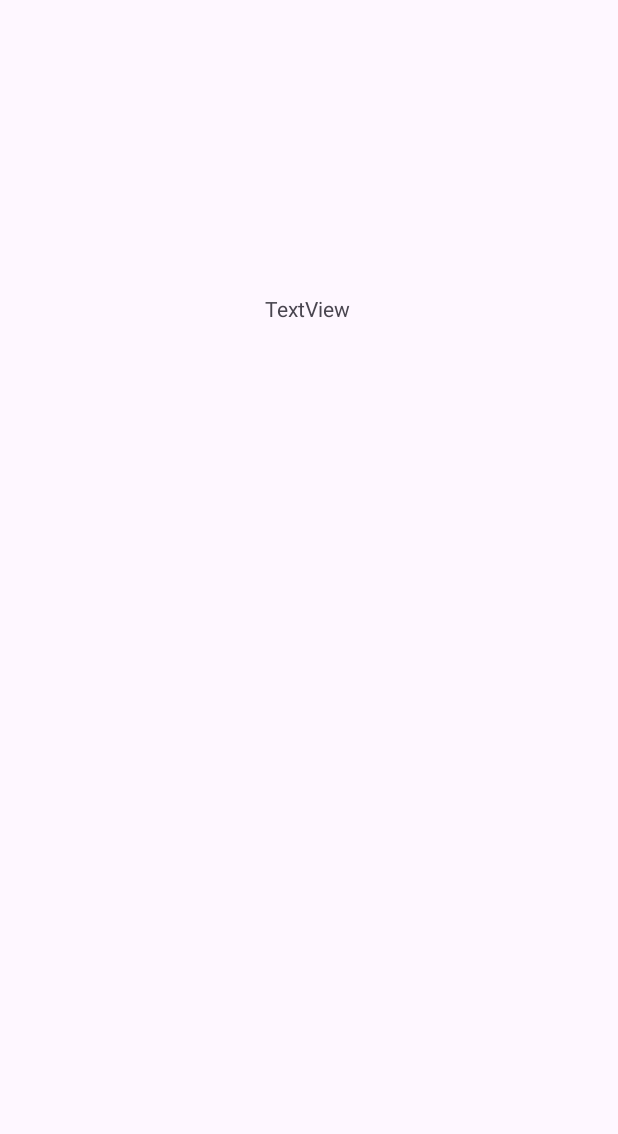
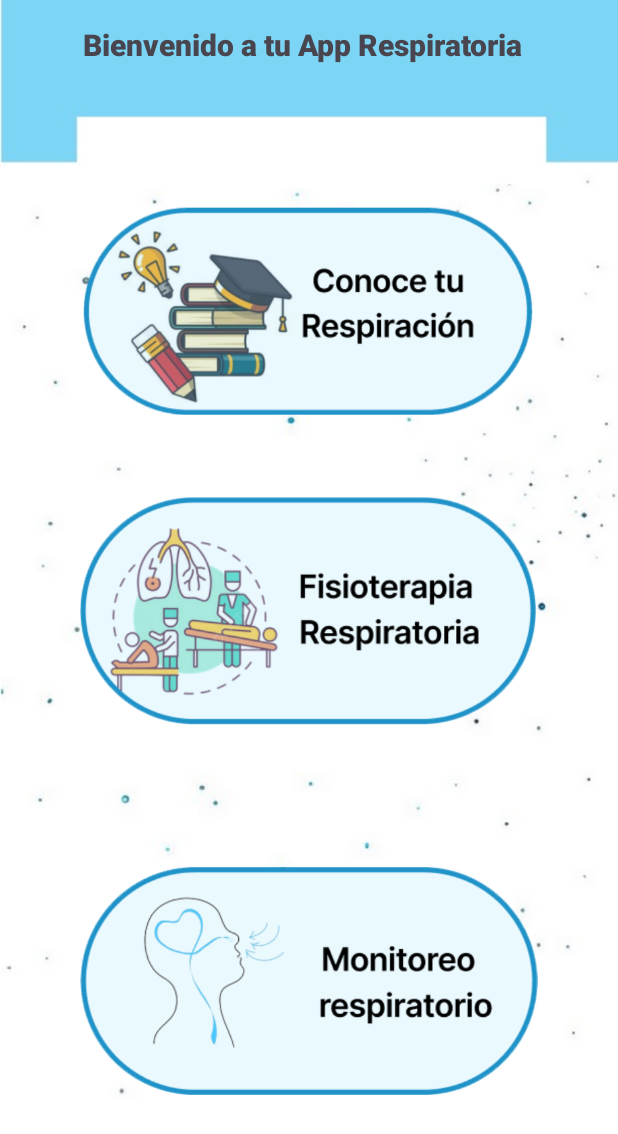
Before and after one commit to carlosfloresmartinez1993/RespiApp1, an Android app: the MenuPrincipal screen opened directly, with no data from a screen before it, on a phone screen of 412 x 824 dp. Before the commit the part shown is almost empty. Shown: the top 1134 px of the screen. Run offline under Robolectric (Android 15) with nearby library versions, the phone set to English and light mode, and no system bars.

Commit message:
Pantalla de menu principal lista con enlace a sus respectivas actividades

```diff
--- a/app/src/main/AndroidManifest.xml
+++ b/app/src/main/AndroidManifest.xml
@@ -12,6 +12,12 @@
         android:supportsRtl="true"
         android:theme="@style/Theme.RespiApp1"
         tools:targetApi="31">
+        <activity
+            android:name=".Fisioterapia"
+            android:exported="false" />
+        <activity
+            android:name=".Conoce_tu_respiracion"
+            android:exported="false" />
         <activity
             android:name=".Monitoreo"
             android:exported="false" />
--- a/app/src/main/java/com/carlosflores/respiapp1/MenuPrincipal.java
+++ b/app/src/main/java/com/carlosflores/respiapp1/MenuPrincipal.java
@@ -3,6 +3,8 @@ package com.carlosflores.respiapp1;
 import android.content.Intent;
 import android.os.Bundle;
 import android.os.Handler;
+import android.view.View;
+import android.widget.ImageView;
 
 import androidx.activity.EdgeToEdge;
 import androidx.appcompat.app.AppCompatActivity;
@@ -23,5 +25,41 @@ public class MenuPrincipal extends AppCompatActivity {
             return insets;
         });
 
+        //codigo mio
+        ImageView imagenBotonRespiracion = findViewById(R.id.respiracion);
+        ImageView imagenBotonFisioterapia = findViewById(R.id.fisioterapia);
+        ImageView imagenBotonMonitoreo = findViewById(R.id.monitoreo);
+
+        imagenBotonRespiracion.setOnClickListener(new View.OnClickListener() {
+            @Override
+            public void onClick(View v) {
+                // Ir a otra actividad
+                Intent intent = new Intent(MenuPrincipal.this, Conoce_tu_respiracion.class);
+                startActivity(intent);
+            }
+        });
+
+        imagenBotonMonitoreo.setOnClickListener(new View.OnClickListener() {
+            @Override
+            public void onClick(View v) {
+                // Ir a otra actividad
+                Intent intent = new Intent(MenuPrincipal.this, Monitoreo.class);
+                startActivity(intent);
+            }
+        });
+
+        imagenBotonFisioterapia.setOnClickListener(new View.OnClickListener() {
+            @Override
+            public void onClick(View v) {
+                // Ir a otra actividad
+                Intent intent = new Intent(MenuPrincipal.this, Fisioterapia.class);
+                startActivity(intent);
+            }
+        });
+
+
+
+
+
     }
 }
--- a/app/src/main/java/com/carlosflores/respiapp1/RegistroActivity2.java
+++ b/app/src/main/java/com/carlosflores/respiapp1/RegistroActivity2.java
@@ -51,8 +51,7 @@ public class RegistroActivity2 extends AppCompatActivity {
                         Intent intent = new Intent(RegistroActivity2.this, MenuPrincipal.class); // reemplaza MenuPrincipal con tu destino
                         startActivity(intent);
                         finish(); // Opcional: para que no puedan volver con el botón "atrás"
-                    }, 2000); // 1.5 segundos de espera
-
+                    }, 0);
 
                 }else {
                     Toast.makeText( RegistroActivity2.this,"ERROR AL GUARDAR REGISTRO  ", Toast.LENGTH_LONG).show();
--- a/app/src/main/res/layout/activity_menu_principal.xml
+++ b/app/src/main/res/layout/activity_menu_principal.xml
@@ -5,16 +5,62 @@
     android:id="@+id/main"
     android:layout_width="match_parent"
     android:layout_height="match_parent"
+    android:background="@drawable/background"
     tools:context=".MenuPrincipal">
 
     <TextView
-        android:id="@+id/textView2"
-        android:layout_width="wrap_content"
-        android:layout_height="wrap_content"
-        android:layout_marginTop="196dp"
-        android:text="TextView"
+        android:id="@+id/textView"
+        android:layout_width="300dp"
+        android:layout_height="30dp"
+        android:fontFamily="sans-serif-black"
+        android:text="Bienvenido a tu App Respiratoria"
+        android:textSize="20sp"
+        app:layout_constraintBottom_toBottomOf="parent"
         app:layout_constraintEnd_toEndOf="parent"
-        app:layout_constraintHorizontal_bias="0.498"
+        app:layout_constraintHorizontal_bias="0.495"
         app:layout_constraintStart_toStartOf="parent"
-        app:layout_constraintTop_toTopOf="parent" />
+        app:layout_constraintTop_toTopOf="parent"
+        app:layout_constraintVertical_bias="0.02" />
+
+    <ImageView
+        android:id="@+id/respiracion"
+        android:layout_width="300dp"
+        android:layout_height="152dp"
+        android:clickable="true"
+        android:focusable="true"
+        app:layout_constraintBottom_toBottomOf="parent"
+        app:layout_constraintEnd_toEndOf="parent"
+        app:layout_constraintHorizontal_bias="0.495"
+        app:layout_constraintStart_toStartOf="parent"
+        app:layout_constraintTop_toBottomOf="@+id/textView"
+        app:layout_constraintVertical_bias="0.136"
+        app:srcCompat="@drawable/respiracion" />
+
+    <ImageView
+        android:id="@+id/fisioterapia"
+        android:layout_width="365dp"
+        android:layout_height="152dp"
+        android:clickable="true"
+        android:focusable="true"
+        android:layout_marginTop="180dp"
+        app:layout_constraintBottom_toBottomOf="parent"
+        app:layout_constraintEnd_toEndOf="parent"
+        app:layout_constraintHorizontal_bias="0.483"
+        app:layout_constraintStart_toStartOf="parent"
+        app:layout_constraintTop_toTopOf="@+id/respiracion"
+        app:layout_constraintVertical_bias="0.055"
+        app:srcCompat="@drawable/fisioterapia" />
+
+    <ImageView
+        android:id="@+id/monitoreo"
+        android:layout_width="365dp"
+        android:layout_height="152dp"
+        android:clickable="true"
+        android:focusable="true"
+        app:layout_constraintBottom_toBottomOf="parent"
+        app:layout_constraintEnd_toEndOf="parent"
+        app:layout_constraintStart_toStartOf="parent"
+        app:layout_constraintTop_toBottomOf="@+id/fisioterapia"
+        app:srcCompat="@drawable/monitoreo" />
+
 </androidx.constraintlayout.widget.ConstraintLayout>
--- a/app/src/main/res/layout/activity_registro2.xml
+++ b/app/src/main/res/layout/activity_registro2.xml
@@ -73,10 +73,10 @@
         android:textSize="30sp"
         app:layout_constraintBottom_toTopOf="@+id/buttonContinuar"
         app:layout_constraintEnd_toEndOf="parent"
-        app:layout_constraintHorizontal_bias="0.558"
+        app:layout_constraintHorizontal_bias="0.565"
         app:layout_constraintStart_toStartOf="parent"
         app:layout_constraintTop_toBottomOf="@+id/imageView"
-        app:layout_constraintVertical_bias="0.585" />
+        app:layout_constraintVertical_bias="0.126" />
 
     <com.google.android.material.textfield.TextInputLayout
         android:layout_width="200dp"
```
Also changed, not shown: app/src/main/java/com/carlosflores/respiapp1/Conoce_tu_respiracion.java (added, +24 -0 lines), app/src/main/java/com/carlosflores/respiapp1/Fisioterapia.java (added, +24 -0 lines), app/src/main/res/layout/activity_conoce_tu_respiracion.xml (added, +10 -0 lines), app/src/main/res/layout/activity_fisioterapia.xml (added, +10 -0 lines), app/src/main/res/drawable/fisioterapia.jpg (added), app/src/main/res/drawable/monitoreo.jpg (added), app/src/main/res/drawable/respiracion.jpg (added).
